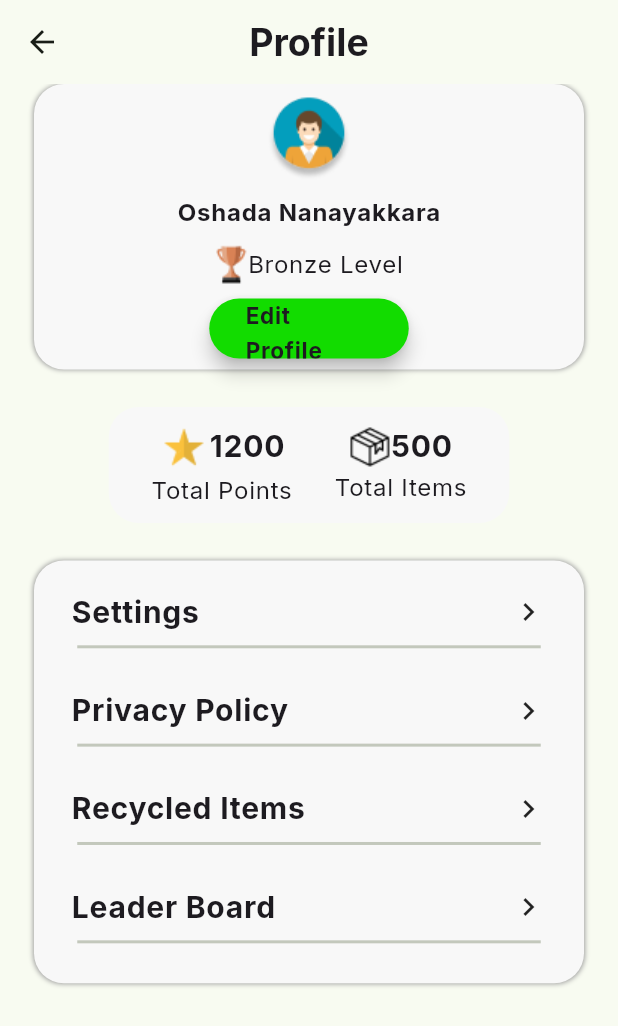
After one commit to nethsaraLiyanage/eco-wise-flutter-app-frontend, a Flutter app: the ProfileScreen screen opened directly, on a phone screen of 412 x 824 dp. The commit adds this screen. Shown: the top 1026 px of the screen. Run offline on Flutter 3.47's test engine with Material 3 defaults, Android fonts, the phone set to English and light mode, and no system bars; our stand-ins replace carousel_slider, flutter_riverpod, google_fonts.

Commit message:
Profile Screen Done

```diff
--- a/lib/screens/home_screen.dart
+++ b/lib/screens/home_screen.dart
@@ -1,3 +1,4 @@
+import 'package:eco_wise/screens/profile_screen.dart';
 import 'package:flutter/material.dart';
 
 import 'package:carousel_slider/carousel_slider.dart';
@@ -54,15 +55,22 @@ class _HomeScreenState extends State<HomeScreen>
         'icon': 'assets/images/scan_icon.png',
         'title': 'Scan',
       },
-      {
-        'icon': 'assets/images/pickup_icon.png',
-        'title': 'Pickup',
-      },
+      {'icon': 'assets/images/pickup_icon.png', 'title': 'Pickup'},
       {
         'icon': 'assets/images/profile_icon.png',
         'title': 'Profile',
       },
     ];
+
+    void onNavigationBarTap(String title) {
+      if (title == 'Profile') {
+        Navigator.of(context).push(
+          MaterialPageRoute(
+            builder: (ctx) => ProfileScreen(),
+          ),
+        );
+      }
+    }
 
     return Scaffold(
       body: Stack(
@@ -169,13 +177,18 @@ class _HomeScreenState extends State<HomeScreen>
                     children: [
                       ...navigationItems
                           .map(
-                            (e) => Column(
+                            (e) => InkWell(
+                              onTap: () {
+                                onNavigationBarTap(e['title']!);
+                              },
+                              child: Column(
                                 crossAxisAlignment: CrossAxisAlignment.center,
                                 mainAxisAlignment: MainAxisAlignment.center,
                                 children: [
                                   Image.asset(e['icon']!),
                                   Text(e['title']!),
                                 ],
+                              ),
                             ),
                           )
                           .toList()
--- /dev/null
+++ b/lib/screens/profile_screen.dart
@@ -0,0 +1,232 @@
+import 'package:eco_wise/widgets/custom_elevated_button.dart';
+import 'package:flutter/material.dart';
+
+class ProfileScreen extends StatelessWidget {
+  const ProfileScreen({super.key});
+
+  @override
+  Widget build(BuildContext context) {
+    var size = MediaQuery.of(context).size;
+
+    final buttons = [
+      'Settings',
+      'Privacy Policy',
+      'Recycled Items',
+      'Leader Board',
+    ];
+
+    return Scaffold(
+      appBar: AppBar(
+        title: Text(
+          'Profile',
+          style: Theme.of(context).textTheme.titleLarge!.copyWith(
+                fontWeight: FontWeight.bold,
+                fontSize: 25,
+              ),
+        ),
+        centerTitle: true,
+      ),
+      body: SizedBox(
+        width: double.infinity,
+        child: Column(
+          crossAxisAlignment: CrossAxisAlignment.center,
+          children: [
+            Container(
+              height: size.height * 0.231,
+              width: size.width * 0.89,
+              decoration: BoxDecoration(
+                color: const Color.fromARGB(255, 248, 248, 248),
+                boxShadow: const [
+                  BoxShadow(
+                    blurRadius: 2,
+                    color: Colors.grey,
+                  )
+                ],
+                borderRadius: BorderRadius.circular(20),
+              ),
+              child: Column(
+                children: [
+                  Container(
+                    decoration: const BoxDecoration(
+                      shape: BoxShape.circle,
+                    ),
+                    child: Image.asset('assets/images/home_dp.png'),
+                  ),
+                  Text(
+                    'Oshada Nanayakkara',
+                    style: Theme.of(context).textTheme.bodyLarge!.copyWith(
+                          fontWeight: FontWeight.bold,
+                          fontSize: 16,
+                        ),
+                  ),
+                  Row(
+                    mainAxisSize: MainAxisSize.min,
+                    children: [
+                      SizedBox(
+                        height: 46,
+                        width: 22,
+                        child: Image.asset('assets/images/bronze.png'),
+                      ),
+                      Text(
+                        'Bronze Level',
+                        style: Theme.of(context).textTheme.bodyLarge,
+                      ),
+                    ],
+                  ),
+                  CustomElevatedButton(
+                    onButtonPressed: () {},
+                    height: 40,
+                    width: 133,
+                    childWidget: Text(
+                      'Edit Profile',
+                      style: Theme.of(context).textTheme.bodyLarge!.copyWith(
+                            fontWeight: FontWeight.bold,
+                            fontSize: 15,
+                          ),
+                    ),
+                  )
+                ],
+              ),
+            ),
+            const SizedBox(
+              height: 25,
+            ),
+            Container(
+              height: size.height * 0.0938,
+              width: size.width * 0.648,
+              decoration: BoxDecoration(
+                color: const Color.fromARGB(255, 248, 248, 248),
+                boxShadow: const [],
+                borderRadius: BorderRadius.circular(20),
+              ),
+              child: Row(
+                mainAxisAlignment: MainAxisAlignment.spaceEvenly,
+                children: [
+                  SizedBox(
+                    child: Column(
+                      mainAxisAlignment: MainAxisAlignment.center,
+                      crossAxisAlignment: CrossAxisAlignment.center,
+                      children: [
+                        Row(
+                          children: [
+                            Image.asset('assets/images/star.png'),
+                            Text(
+                              '1200',
+                              style: Theme.of(context)
+                                  .textTheme
+                                  .bodyLarge!
+                                  .copyWith(
+                                    fontWeight: FontWeight.bold,
+                                    fontSize: 20,
+                                  ),
+                            ),
+                          ],
+                        ),
+                        Text(
+                          'Total Points',
+                          style:
+                              Theme.of(context).textTheme.bodyLarge!.copyWith(
+                                    fontSize: 16,
+                                  ),
+                        ),
+                      ],
+                    ),
+                  ),
+                  SizedBox(
+                    child: Column(
+                      mainAxisAlignment: MainAxisAlignment.center,
+                      crossAxisAlignment: CrossAxisAlignment.center,
+                      children: [
+                        Row(
+                          mainAxisAlignment: MainAxisAlignment.spaceEvenly,
+                          children: [
+                            Image.asset('assets/images/items.png'),
+                            Text(
+                              '500',
+                              style: Theme.of(context)
+                                  .textTheme
+                                  .bodyLarge!
+                                  .copyWith(
+                                    fontWeight: FontWeight.bold,
+                                    fontSize: 20,
+                                  ),
+                            ),
+                          ],
+                        ),
+                        Text(
+                          'Total Items',
+                          style:
+                              Theme.of(context).textTheme.bodyLarge!.copyWith(
+                                    fontSize: 16,
+                                  ),
+                        ),
+                      ],
+                    ),
+                  ),
+                ],
+              ),
+            ),
+            const SizedBox(
+              height: 25,
+            ),
+            Container(
+              height: size.height * 0.342,
+              width: size.width * 0.89,
+              decoration: BoxDecoration(
+                color: const Color.fromARGB(255, 248, 248, 248),
+                boxShadow: const [
+                  BoxShadow(
+                    blurRadius: 2,
+                    color: Colors.grey,
+                  )
+                ],
+                borderRadius: BorderRadius.circular(20),
+              ),
+              child: Column(
+                mainAxisAlignment: MainAxisAlignment.spaceEvenly,
+                children: [
+                  ...buttons
+                      .map((e) => InkWell(
+                            onTap: () {},
+                            child: Column(
+                              children: [
+                                Padding(
+                                  padding: const EdgeInsets.symmetric(
+                                      horizontal: 25.0),
+                                  child: Row(
+                                    mainAxisAlignment:
+                                        MainAxisAlignment.spaceBetween,
+                                    children: [
+                                      Text(
+                                        e,
+                                        style: Theme.of(context)
+                                            .textTheme
+                                            .bodyLarge!
+                                            .copyWith(
+                                              fontWeight: FontWeight.bold,
+                                              fontSize: 20,
+                                            ),
+                                      ),
+                                      const Icon(Icons.navigate_next),
+                                    ],
+                                  ),
+                                ),
+                                SizedBox(
+                                  width: size.width * 0.75,
+                                  child: const Divider(
+                                    thickness: 2,
+                                  ),
+                                )
+                              ],
+                            ),
+                          ))
+                      .toList(),
+                ],
+              ),
+            ),
+          ],
+        ),
+      ),
+    );
+  }
+}
--- a/pubspec.yaml
+++ b/pubspec.yaml
@@ -79,6 +79,9 @@ flutter:
     - assets/images/scan_icon.png
     - assets/images/pickup_icon.png
     - assets/images/profile_icon.png
+    - assets/images/bronze.png
+    - assets/images/star.png
+    - assets/images/items.png
   #   - images/a_dot_ham.jpeg
 
   # An image asset can refer to one or more resolution-specific "variants", see
```
Also changed, not shown: assets/images/bronze.png (added), assets/images/items.png (added), assets/images/star.png (added). Lines whose indentation alone changed are shown as unchanged.
